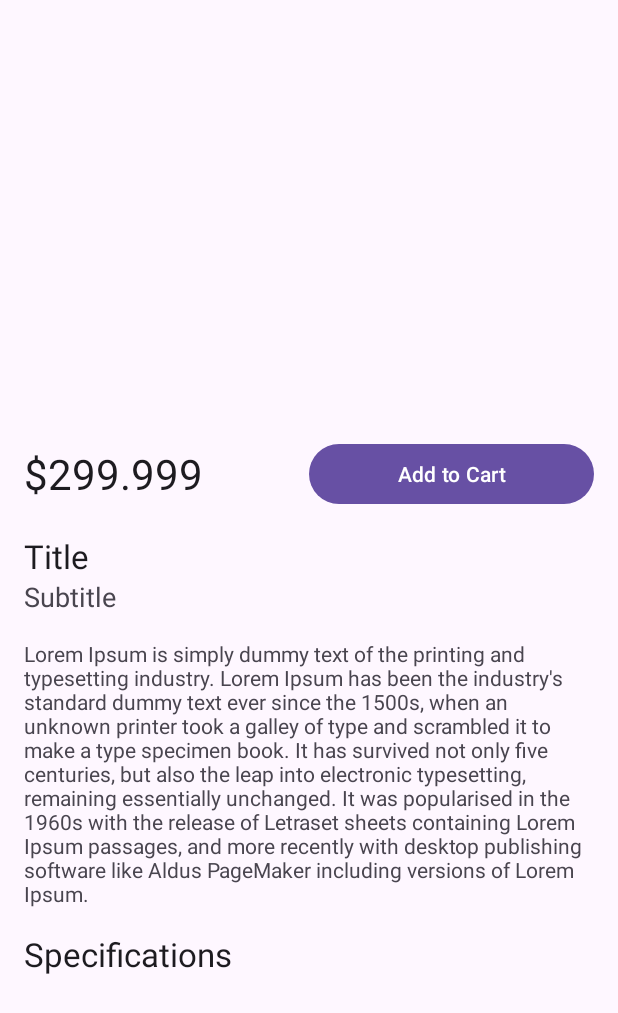
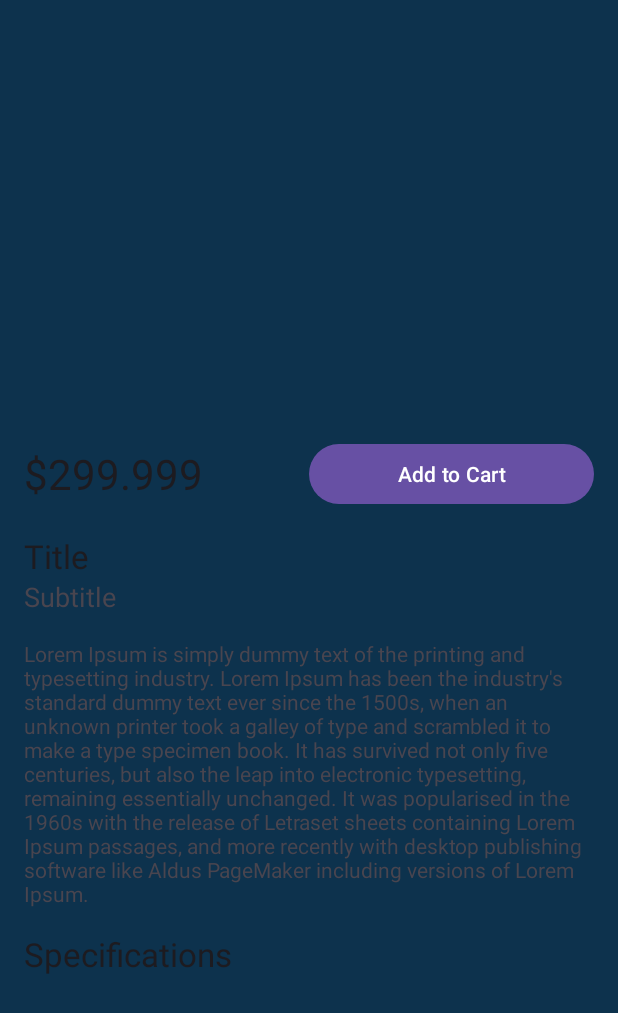
Before and after one commit to UOASOFTENG306/project-1-project-1-team-25, an Android app: the layout fragment_details.xml on its own in the app's theme, with its tools: preview values and no code run, on a phone screen of 412 x 824 dp. Shown: the top 1013 px of the screen. Run offline under Robolectric (Android 15) with nearby library versions, the phone set to English and light mode, and no system bars.

Commit message:
feat: changed status bar color to main color

```diff
--- a/app/src/main/AndroidManifest.xml
+++ b/app/src/main/AndroidManifest.xml
@@ -15,7 +15,6 @@
         <activity
             android:name=".MainActivity"
             android:exported="true"
-            android:label="@string/app_name"
             android:theme="@style/Theme.TechSwap" >
             <intent-filter>
                 <action android:name="android.intent.action.MAIN" />
@@ -26,13 +25,11 @@
         <activity
             android:name=".UserActivity"
             android:exported="true"
-            android:label="@string/app_name"
             android:theme="@style/Theme.TechSwap" >
         </activity>
         <activity
             android:name=".SellActivity"
             android:exported="true"
-            android:label="@string/app_name"
             android:theme="@style/Theme.TechSwap" >
         </activity>
     </application>
--- a/app/src/main/res/layout/activity_main.xml
+++ b/app/src/main/res/layout/activity_main.xml
@@ -102,6 +102,7 @@
             android:id="@+id/mainFragmentContainer"
             android:layout_width="match_parent"
             android:layout_height="match_parent"
+            android:background="@color/white"
             app:defaultNavHost="true" />
 
     </LinearLayout>
--- a/app/src/main/res/layout/fragment_details.xml
+++ b/app/src/main/res/layout/fragment_details.xml
@@ -5,6 +5,7 @@
     android:layout_width="match_parent"
     android:layout_height="match_parent"
     android:orientation="vertical"
+    android:theme="@style/Theme.Material3.Light"
     android:weightSum="100"
     tools:context=".fragments.DetailsFragment">
 
@@ -13,21 +14,24 @@
         android:layout_width="match_parent"
         android:layout_height="0dp"
         android:layout_weight="40"
-        android:padding="16dp" />
+        android:padding="16dp"
+        android:theme="@style/Theme.Material3.Light" />
 
     <LinearLayout
         android:id="@+id/sliderDotsPanel"
+        android:layout_width="match_parent"
+        android:layout_height="wrap_content"
         android:layout_below="@+id/viewPager"
+        android:gravity="center_vertical|center_horizontal"
         android:orientation="horizontal"
-        android:gravity="center_vertical|center_horizontal"
-        android:layout_width="match_parent"
-        android:layout_height="wrap_content"/>
+        android:theme="@style/Theme.Material3.Light" />
 
     <LinearLayout
         android:layout_width="match_parent"
         android:layout_height="wrap_content"
         android:orientation="horizontal"
-        android:padding="16dp">
+        android:padding="16dp"
+        android:theme="@style/Theme.Material3.Light">
 
         <LinearLayout
             android:layout_width="match_parent"
@@ -69,7 +73,8 @@
         android:paddingStart="16dp"
         android:paddingEnd="16dp"
         android:text="Title"
-        android:textAppearance="@style/TextAppearance.AppCompat.Large" />
+        android:textAppearance="@style/TextAppearance.AppCompat.Large"
+        android:theme="@style/Theme.Material3.Light" />
 
     <TextView
         android:id="@+id/detailsSubtitle"
@@ -78,12 +83,14 @@
         android:paddingStart="16dp"
         android:paddingEnd="10dp"
         android:text="Subtitle"
-        android:textAppearance="@style/TextAppearance.AppCompat.Medium" />
+        android:textAppearance="@style/TextAppearance.AppCompat.Medium"
+        android:theme="@style/Theme.Material3.Light" />
 
     <ScrollView
         android:layout_width="match_parent"
         android:layout_height="0dp"
-        android:layout_weight="55">
+        android:layout_weight="55"
+        android:theme="@style/Theme.Material3.Light">
 
         <LinearLayout
             android:layout_width="match_parent"
--- a/app/src/main/res/values/themes.xml
+++ b/app/src/main/res/values/themes.xml
@@ -1,8 +1,10 @@
 <resources xmlns:tools="http://schemas.android.com/tools">
     <!-- Base application theme. -->
-    <style name="Base.Theme.TechSwap" parent="Theme.Material3.DayNight.NoActionBar">
+    <style name="Base.Theme.TechSwap" parent="Theme.Material3.Dark.NoActionBar">
         <!-- Customize your light theme here. -->
         <!-- <item name="colorPrimary">@color/my_light_primary</item> -->
+        <item name="android:windowBackground">@color/main</item>
+        <item name="android:windowLightStatusBar">true</item>
     </style>
 
     <style name="LogoText">
@@ -30,7 +32,7 @@
         <item name="android:background">@drawable/inactive_button_style</item>
     </style>
 
-    <style name="Theme.TechSwap" parent="Base.Theme.TechSwap" />
+    <style name="Theme.TechSwap" parent="Base.Theme.TechSwap"/>
 
     <style name="HeaderText">
         <item name="android:textSize">20sp</item> <!-- Adjust the text size as needed -->
@@ -44,4 +46,5 @@
         <item name="android:textColor">#000000</item> <!-- Text color (white in this example) -->
         <item name="android:textStyle">bold</item>
     </style>
+
 </resources>
```
Also changed, not shown: app/src/main/java/com/example/techswap/MainActivity.java (+9 -0 lines), app/src/main/res/layout/fragment_main.xml (+8 -8 lines).
